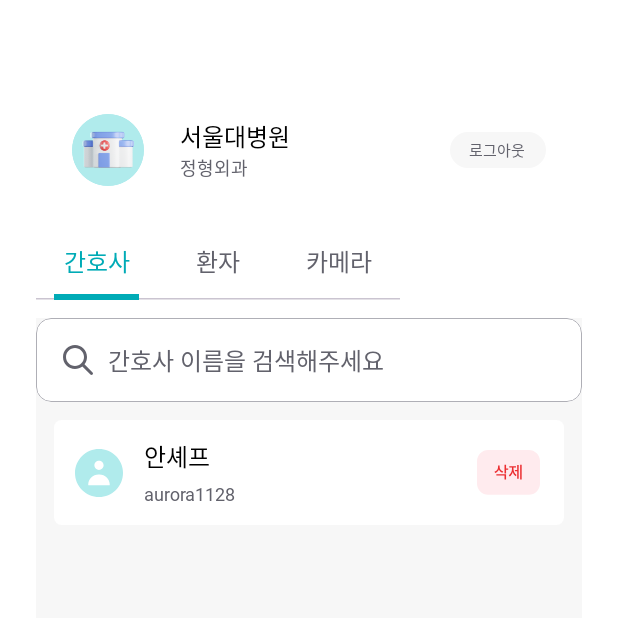
After one commit to SSU-Capstone-Aurora/CareVision-Android, an Android app built with Jetpack Compose: the composable AdminListScreen shown on its own in the app's theme, on a phone screen of 412 x 824 dp, the top half of it. The commit adds this screen. Run offline under Robolectric (Android 15) with nearby library versions, the phone set to English and light mode, and no system bars; Roboto replaces fonts that are not available here.

Commit message:
feat: #13 Admin List Screen 추가

```diff
--- a/app/src/main/java/com/aurora/carevision/app/MainActivity.kt
+++ b/app/src/main/java/com/aurora/carevision/app/MainActivity.kt
@@ -12,6 +12,7 @@ import androidx.compose.runtime.Composable
 import androidx.compose.ui.Modifier
 import androidx.compose.ui.tooling.preview.Preview
 import com.aurora.carevision.app.ui.theme.CVTheme
+import com.aurora.carevision.feature.admin.auth.signin.AdminSignInHospitalEntryScreen
 
 class MainActivity : ComponentActivity() {
     override fun onCreate(savedInstanceState: Bundle?) {
--- a/app/src/main/java/com/aurora/carevision/core/component/CVListItem.kt
+++ b/app/src/main/java/com/aurora/carevision/core/component/CVListItem.kt
@@ -6,6 +6,7 @@ import androidx.compose.foundation.clickable
 import androidx.compose.foundation.layout.Arrangement
 import androidx.compose.foundation.layout.Box
 import androidx.compose.foundation.layout.Column
+import androidx.compose.foundation.layout.PaddingValues
 import androidx.compose.foundation.layout.Row
 import androidx.compose.foundation.layout.Spacer
 import androidx.compose.foundation.layout.fillMaxWidth
@@ -14,6 +15,8 @@ import androidx.compose.foundation.layout.padding
 import androidx.compose.foundation.layout.size
 import androidx.compose.foundation.layout.width
 import androidx.compose.foundation.shape.RoundedCornerShape
+import androidx.compose.material3.Button
+import androidx.compose.material3.ButtonDefaults
 import androidx.compose.material3.Text
 import androidx.compose.runtime.Composable
 import androidx.compose.ui.Alignment
@@ -27,14 +30,18 @@ import androidx.compose.ui.text.style.TextAlign
 import androidx.compose.ui.text.style.TextOverflow
 import androidx.compose.ui.tooling.preview.Preview
 import androidx.compose.ui.unit.dp
+import androidx.compose.ui.unit.sp
 import com.aurora.carevision.R
 import com.aurora.carevision.app.ui.theme.Black
 import com.aurora.carevision.app.ui.theme.CVTheme
+import com.aurora.carevision.app.ui.theme.Gray100
 import com.aurora.carevision.app.ui.theme.Gray200
 import com.aurora.carevision.app.ui.theme.Gray400
 import com.aurora.carevision.app.ui.theme.Gray500
 import com.aurora.carevision.app.ui.theme.Gray600
+import com.aurora.carevision.app.ui.theme.Primary200
 import com.aurora.carevision.app.ui.theme.Primary500
+import com.aurora.carevision.app.ui.theme.Primary700
 import com.aurora.carevision.app.ui.theme.White
 
 @Composable
@@ -90,7 +97,9 @@ fun AdminPatientListItem(
                     .padding(end = 12.dp, top = 16.dp)
             )
         }
+
     }
+
 
 @Composable
 fun AdminNurseListItem(
@@ -108,7 +117,7 @@ fun AdminNurseListItem(
             .background(White),
         verticalAlignment = Alignment.CenterVertically,
     ) {
-        // 프로필 사진
+
         Image(
             painter = painterResource(id = profileIcon),
             contentDescription = "Profile Icon",
@@ -116,9 +125,7 @@ fun AdminNurseListItem(
                 .width(48.dp) // 사진 크기 조절
                 .background(White)
                 .padding(start = 12.dp)
-                .weight(1f)
         )
-        // 이름 텍스트
 
         Column(
             modifier = Modifier
@@ -133,28 +140,27 @@ fun AdminNurseListItem(
                 text = nurseName,
                 style = CVTheme.typography.textBody1Importance,
                 color = Color.Black,
-                modifier = Modifier.padding(start = 12.dp)
+                modifier = Modifier.padding(top = 12.dp, bottom = 6.dp, start = 12.dp)
             )
 
             Text(
                 text = nurseId,
                 style = CVTheme.typography.captionImportance,
                 color = Gray500,
-                modifier = Modifier.padding(start = 12.dp)
+                modifier = Modifier.padding(bottom = 12.dp, start = 12.dp)
             )
         }
 
-        // 삭제 버튼
         Box(
-            modifier = Modifier.weight(1f)
+            modifier = Modifier
         ) {
             Image(
                 imageVector = ImageVector.vectorResource(id = R.drawable.ic_listdeletebutton_45x32),
                 contentDescription = "Delete Icon",
                 modifier = Modifier
-                    .size(48.dp)
+                    .size(58.dp)
+                    .padding(end = 16.dp)
                     .background(White)
-                    .padding(end = 12.dp)
                     .clickable(onClick = onDeleteClick),
             )
         }
@@ -177,7 +183,7 @@ fun AdminCameraListItem(
         verticalAlignment = Alignment.CenterVertically,
     ) {
         Image(
-            painter = painterResource(id = R.drawable.image_ip_camera),
+            painter = painterResource(id = R.drawable.ic_ip_camera),
             contentDescription = "Camera Icon",
             modifier = Modifier
                 .size(48.dp)
@@ -235,7 +241,9 @@ fun AdminRequestItem(
         horizontalArrangement = Arrangement.SpaceBetween
     ) {
         Column(
-            modifier = Modifier.weight(1f).padding(horizontal = 20.dp, vertical = 16.dp),
+            modifier = Modifier
+                .weight(1f)
+                .padding(horizontal = 20.dp, vertical = 16.dp),
             verticalArrangement = Arrangement.Center
         ) {
             Text(
@@ -369,6 +377,77 @@ fun AdminVideoListItem(
     }
 }
 
+@Composable
+fun AdminHospitalListItem(
+    hospitalName: String,
+    hospitalId: String,
+    modifier: Modifier = Modifier,
+    profileIcon: Int = R.drawable.ic_hopital_icon,
+    onDeleteClick: () -> Unit = {}
+) {
+    Row(
+        modifier = modifier
+            .fillMaxWidth()
+            .padding(vertical = 12.dp, horizontal = 12.dp)
+            .clip(RoundedCornerShape(5.dp))
+            .background(White),
+        verticalAlignment = Alignment.CenterVertically,
+    ) {
+        Image(
+            painter = painterResource(id = profileIcon),
+            contentDescription = "Profile Icon",
+            modifier = Modifier
+                .background(White)
+                .size(72.dp)
+                .padding(top = 12.dp, bottom = 12.dp)
+        )
+        Column(
+            modifier = Modifier
+                .fillMaxWidth()
+                .background(White)
+                .padding(end = 16.dp)
+                .weight(1f),
+            verticalArrangement = Arrangement.Center,
+            horizontalAlignment = Alignment.Start
+        ) {
+            Text(
+                text = hospitalName,
+                style = CVTheme.typography.textBody1Importance,
+                color = Color.Black,
+                modifier = Modifier.padding(start = 12.dp)
+            )
+
+            Text(
+                text = hospitalId,
+                style = CVTheme.typography.captionImportance,
+                color = Gray500,
+                modifier = Modifier.padding(start = 12.dp)
+            )
+        }
+        Box() {
+            Button(
+                onClick = {},
+                modifier = Modifier
+                    .width(76.dp)
+                    .height(24.dp)
+                    .padding(end = 12.dp),
+
+                colors = ButtonDefaults.buttonColors(Gray100),
+                shape = RoundedCornerShape(16.dp),
+                contentPadding = PaddingValues(0.dp)
+            ){
+                Text(text = "로그아웃",
+                    fontSize = 10.sp,
+                    color = Gray500,
+                    modifier=Modifier.padding(0.dp)
+
+                )
+            }
+        }
+    }
+}
+
+
 @Preview
 @Composable
 fun AdminPatientListItemPreview() {
@@ -401,6 +480,11 @@ fun AdminPatientListItemPreview() {
                 time = "10:08",
                 onMoveClick = {}
             )
+            AdminHospitalListItem(
+                hospitalName = "서울대병원",
+                hospitalId = "정형외과"
+
+            )
         }
 
     }
--- /dev/null
+++ b/app/src/main/java/com/aurora/carevision/feature/admin/auth/list/AdminListScreen.kt
@@ -0,0 +1,124 @@
+package com.aurora.carevision.feature.admin.auth.login
+
+import android.service.controls.Control
+import androidx.compose.foundation.background
+import androidx.compose.foundation.layout.Column
+import androidx.compose.foundation.layout.Spacer
+import androidx.compose.foundation.layout.fillMaxSize
+import androidx.compose.foundation.layout.fillMaxWidth
+import androidx.compose.foundation.layout.height
+import androidx.compose.foundation.layout.padding
+import androidx.compose.material3.Text
+import androidx.compose.material3.TextButton
+import androidx.compose.runtime.Composable
+import androidx.compose.runtime.getValue
+import androidx.compose.runtime.mutableStateOf
+import androidx.compose.runtime.remember
+import androidx.compose.runtime.saveable.rememberSaveable
+import androidx.compose.runtime.setValue
+import androidx.compose.ui.Alignment
+import androidx.compose.ui.Modifier
+import androidx.compose.ui.graphics.Color
+import androidx.compose.ui.text.style.TextDecoration
+import androidx.compose.ui.tooling.preview.Preview
+import androidx.compose.ui.unit.dp
+import com.aurora.carevision.app.ui.theme.Black
+import com.aurora.carevision.app.ui.theme.CVTheme
+import com.aurora.carevision.app.ui.theme.Gray100
+import com.aurora.carevision.app.ui.theme.Gray300
+import com.aurora.carevision.app.ui.theme.Primary700
+import com.aurora.carevision.app.ui.theme.Red600
+import com.aurora.carevision.app.ui.theme.White
+import com.aurora.carevision.core.component.AdminCameraListItem
+import com.aurora.carevision.core.component.AdminHospitalListItem
+import com.aurora.carevision.core.component.AdminNurseListItem
+import com.aurora.carevision.core.component.AdminPatientListItem
+import com.aurora.carevision.core.component.CVBasicButton
+import com.aurora.carevision.core.component.CVBasicTextField
+import com.aurora.carevision.core.component.CVHeadIconSearchBar
+import com.aurora.carevision.core.component.CVLongButton
+import com.aurora.carevision.core.component.CVTabs
+
+
+@Composable
+fun AdminListScreen(){
+    var selectedTab by rememberSaveable {
+        mutableStateOf("Nurse")
+    }
+    Column (
+        modifier = Modifier
+            .fillMaxSize()
+            .background(White)
+            .padding(top = 52.dp, start = 24.dp, end = 24.dp)
+    ) {
+        AdminHospitalListItem(hospitalId = "정형외과", hospitalName = "서울대병원")
+        CVTabs(
+            tabItemTitle = listOf("간호사", "환자", "카메라"),
+            onClickTabItem = { tabIndex ->
+                when(tabIndex){
+                    0 -> selectedTab = "Nurse"
+                    1 -> selectedTab = "Patient"
+                    2 -> selectedTab = "Camera"
+                }
+            }
+        )
+        Spacer(modifier = Modifier.height(12.dp))
+        Column(
+            modifier = Modifier
+                .fillMaxSize()
+                .background(Gray100)
+        ) {
+            when (selectedTab) {
+                "Nurse" -> {
+                    CVHeadIconSearchBar(
+                        value = "",
+                        onValueChange = {},
+                        placeholder = "간호사 이름을 검색해주세요",
+                        modifier = Modifier
+
+                    )
+                    AdminNurseListItem(
+                        nurseName = "안셰프",
+                        nurseId = "aurora1128",
+                        modifier = Modifier
+                    )
+                }
+                "Patient" ->{
+                    CVHeadIconSearchBar(
+                        value = "",
+                        onValueChange = {},
+                        placeholder = "환자 이름을 검색해주세요",
+                        modifier = Modifier
+                    )
+                    AdminPatientListItem(
+                        patientName = "강레오",
+                        patientInfo = "2동 301호 3번 베드",
+                        patientId = "7C0AA49")
+                }
+                "Camera" -> {
+                    AdminCameraListItem(
+                        cameraInfo = "2동 301호 3번 베드",
+                        cameraId = "7C0AA49AAZ116FC"
+                    )
+
+                }
+            }
+        }
+    }
+}
+
+
+@Composable
+@Preview
+fun ListScreenPreview(){
+
+    CVTheme{
+        Column(
+            modifier = Modifier
+                .background(Black)
+                .fillMaxSize()
+        ){
+            AdminListScreen()
+        }
+    }
+}
--- a/app/src/main/java/com/aurora/carevision/feature/admin/auth/login/AdminLoginScreen.kt
+++ b/app/src/main/java/com/aurora/carevision/feature/admin/auth/login/AdminLoginScreen.kt
@@ -20,11 +20,6 @@ import androidx.compose.ui.graphics.Color
 import androidx.compose.ui.text.style.TextDecoration
 import androidx.compose.ui.tooling.preview.Preview
 import androidx.compose.ui.unit.dp
-import androidx.navigation.NavController
-import androidx.navigation.NavHost
-import androidx.navigation.NavHostController
-import androidx.navigation.Navigator
-import androidx.navigation.compose.rememberNavController
 import com.aurora.carevision.app.ui.theme.Black
 import com.aurora.carevision.app.ui.theme.CVTheme
 import com.aurora.carevision.app.ui.theme.Primary700
```
Also changed, not shown: app/src/main/res/drawable/ic_hopital_icon.png (added), app/src/main/res/drawable/ic_ip_camera.png (renamed from app/src/main/res/drawable/image_ip_camera.png), app/src/main/res/drawable/ic_loginloading.png (deleted). Lines whose indentation alone changed are shown as unchanged.
